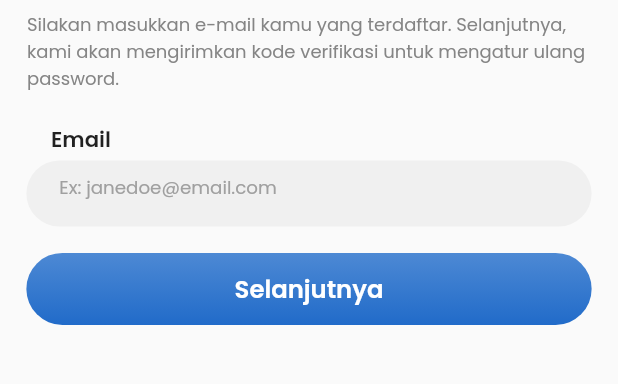
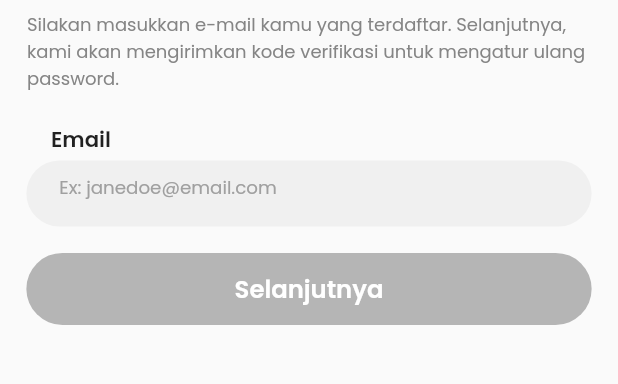
Before and after one commit to juragancode/sample, a Flutter app: the LupaPasswordView screen opened by its route, on a phone screen of 412 x 824 dp, the part 116-500 px from its top. Run offline on Flutter 3.47's test engine with Material 2 defaults, Android fonts, the phone set to English and light mode, and no system bars; our stand-ins replace flutter_screenutil, flutter_svg, get, get_storage, pin_code_fields; missing offline and left inert: text_divider; accounts and stored records are empty.

Commit message:
Validator email benar button di page lupa password

```diff
--- a/lib/app/modules/lupaPassword/controllers/lupa_password_controller.dart
+++ b/lib/app/modules/lupaPassword/controllers/lupa_password_controller.dart
@@ -8,4 +8,19 @@ class LupaPasswordController extends GetxController {
 
   // FocusNode
   FocusNode lupaPassFN = FocusNode();
+
+//
+  RxBool buttonLupaPass = true.obs;
+
+  RxString email = ''.obs;
+
+  bool get isValid {
+    return RegExp(
+            r'^[\w-]+(\.[\w-]+)*@[a-zA-Z0-9-]+(\.[a-zA-Z0-9-]+)*(\.[a-zA-Z]{2,})$')
+        .hasMatch(email.value);
+  }
+
+  void checkEmailValidity() {
+    buttonLupaPass.value = isValid;
+  }
 }
--- a/lib/app/modules/lupaPassword/views/lupa_password_view.dart
+++ b/lib/app/modules/lupaPassword/views/lupa_password_view.dart
@@ -98,14 +98,15 @@ class LupaPasswordView extends GetView<LupaPasswordController> {
                 color: Color(0xFFF0F0F0),
               ),
               child: TextField(
+                onChanged: (value) {
+                  controller.email.value = value;
+                  controller.checkEmailValidity();
+                },
                 focusNode: controller.lupaPassFN,
                 controller: controller.lupaPassC,
                 textInputAction: TextInputAction.done,
                 keyboardType: TextInputType.emailAddress,
                 autocorrect: false,
-                // style: TextStyle(
-                //   decoration: TextDecoration.none,
-                // ),
                 decoration: InputDecoration(
                   border: InputBorder.none,
                   hintText: 'Ex: janedoe@email.com',
@@ -122,19 +123,26 @@ class LupaPasswordView extends GetView<LupaPasswordController> {
             ),
             SizedBox(height: 16.w),
             Center(
-              child: DecoratedBox(
+              child: Obx(
+                () => DecoratedBox(
                   decoration: BoxDecoration(
                     gradient: LinearGradient(
-                    colors: [
+                      colors: controller.isValid
+                          ? [
                               Color(0xFF4D89D4),
                               Color(0xFF216BC9),
+                            ]
+                          : [
+                              Color(0xFFB5B5B5),
+                              Color(0xFFB5B5B5),
                             ], // Daftar warna gradient yang ingin digunakan
                       begin: Alignment.topCenter, // Posisi awal gradient
                       end: Alignment.bottomCenter, // Posisi akhir gradient
                     ),
                     borderRadius: BorderRadius.circular(32.r),
                   ),
-                child: ElevatedButton(
+                  child: Obx(
+                    () => ElevatedButton(
                       style: ElevatedButton.styleFrom(
                         backgroundColor: Colors.transparent,
                         shadowColor: Colors.transparent,
@@ -148,8 +156,13 @@ class LupaPasswordView extends GetView<LupaPasswordController> {
                         ),
                         fixedSize: Size(343.w, 42.w),
                       ),
-                  onPressed: () => Get.toNamed(Routes.VERIFIKASI_LUPA_PASSWORD),
-                  // onPressed: () {},
+                      // onPressed: () =>
+                      // Get.toNamed(Routes.VERIFIKASI_LUPA_PASSWORD),
+                      onPressed: controller.isValid
+                          ? () {
+                              Get.toNamed(Routes.VERIFIKASI_LUPA_PASSWORD);
+                            }
+                          : () {},
                       child: Text(
                         "Selanjutnya",
                         style: TextStyle(
@@ -162,6 +175,8 @@ class LupaPasswordView extends GetView<LupaPasswordController> {
                     ),
                   ),
                 ),
+              ),
+            ),
           ],
         ),
       ),
```
Also changed, not shown: lib/app/modules/login/views/login_view.dart (+2 -51 lines), lib/app/modules/register/views/register_view.dart (+90 -43 lines). Lines whose indentation alone changed are shown as unchanged.
